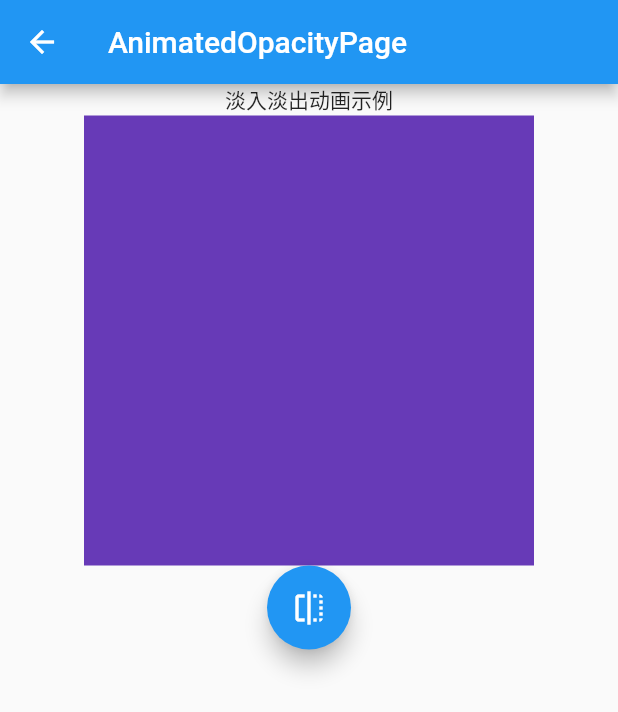
After one commit to HitaoLin/flutter_learning, a Flutter app: the AnimationPage screen opened directly, after a tap on "AnimatedOpacity实现渐变效果", on a phone screen of 412 x 824 dp. The commit adds this screen. Shown: the top 712 px of the screen. Run offline on Flutter 3.47's test engine with Material 2 defaults, Android fonts, the phone set to English and light mode, and no system bars; our stand-ins replace date_format, flutter_swiper, fluttertoast; missing offline and left inert: flutter_cupertino_date_picker; network calls fail.

Commit message:
version 0.1.3 用AnimatedOpacity实现渐变效果和用Hero实现页面切换动画

```diff
--- /dev/null
+++ b/lib/demo/animation/AnimatedOpacity.dart
@@ -0,0 +1,55 @@
+import 'package:flutter/material.dart';
+
+class AnimatedOpacityPage extends StatefulWidget {
+  AnimatedOpacityPage({Key key}) : super(key: key);
+
+  @override
+  State<StatefulWidget> createState() {
+    // TODO: implement createState
+    return AnimatedOpacityPageState();
+  }
+}
+
+class AnimatedOpacityPageState extends State<AnimatedOpacityPage> {
+  //控制动画显示状态变量
+  bool _visible = true;
+
+  @override
+  Widget build(BuildContext context) {
+    // TODO: implement build
+    return Scaffold(
+      appBar: AppBar(
+        title: Text('AnimatedOpacityPage'),
+      ),
+      body: Column(
+        children: <Widget>[
+          Text('淡入淡出动画示例'),
+          Center(
+            //添加Opacity动画
+            child: AnimatedOpacity(
+              //控制Opacity值 范围从0.0到1.0
+              opacity: _visible ? 1.0 : 0.0,
+              //设置动画时长
+              duration: Duration(microseconds: 1000000),
+              child: Container(
+                width: 300.0,
+                height: 300.0,
+                color: Colors.deepPurple,
+              ),
+            ),
+          ),
+          FloatingActionButton(
+            onPressed: () {
+              //控制动画显示状态
+              setState(() {
+                _visible = !_visible;
+              });
+            },
+            tooltip: "显示隐藏",
+            child: new Icon(Icons.flip),
+          )
+        ],
+      ),
+    );
+  }
+}
--- /dev/null
+++ b/lib/demo/animation/Animation.dart
@@ -0,0 +1,48 @@
+import 'package:flutter/material.dart';
+
+class AnimationPage extends StatefulWidget {
+
+  AnimationPage({Key key}) : super(key: key);
+
+  @override
+  State<StatefulWidget> createState() {
+    // TODO: implement createState
+    return AnimationPageState();
+  }
+
+}
+
+class AnimationPageState extends State<AnimationPage> {
+  @override
+  Widget build(BuildContext context) {
+    // TODO: implement build
+    return Scaffold(
+        appBar: AppBar(
+          title: Text('Animation'),
+        ),
+        body: Padding(
+          padding: EdgeInsets.all(20),
+          child: Wrap(
+            children: <Widget>[
+              RaisedButton(
+                color: Colors.blue,
+                textColor: Colors.white,
+                child: Text("AnimatedOpacity实现渐变效果"),
+                onPressed: () {
+                  Navigator.pushNamed(context, '/animatedOpacity');
+                },
+              ),
+              SizedBox(width: 20,),
+              RaisedButton(
+                color: Colors.blue,
+                textColor: Colors.white,
+                child: Text("Hero实现页面切换动画"),
+                onPressed: () {
+                  Navigator.pushNamed(context, '/hero');
+                },
+              ),
+            ],
+          ),
+        ));
+  }
+}
--- a/lib/routes/Routes.dart
+++ b/lib/routes/Routes.dart
@@ -28,6 +28,9 @@ import '../demo/Dismissible.dart';
 import '../demo/Fonts.dart';
 import '../Swiper.dart';
 import '../Dialog.dart';
+import '../demo/animation/Animation.dart';
+import '../demo/animation/AnimatedOpacity.dart';
+import '../demo/animation/Hero.dart';
 
 //配置路由
 final routes = {
@@ -60,6 +63,9 @@ final routes = {
   '/fonts': (context) => FontsPage(),
   '/swiper': (context) => SwiperPage(),
   '/dialog': (context) => DialogPage(),
+  '/animation': (context) => AnimationPage(),
+  '/animatedOpacity': (context) => AnimatedOpacityPage(),
+  '/hero': (context) => HeroPage(),
 };
 
 //固定写法
```
Also changed, not shown: lib/demo/Demo.dart (+9 -0 lines), lib/demo/animation/Hero.dart (added, +52 -0 lines).
